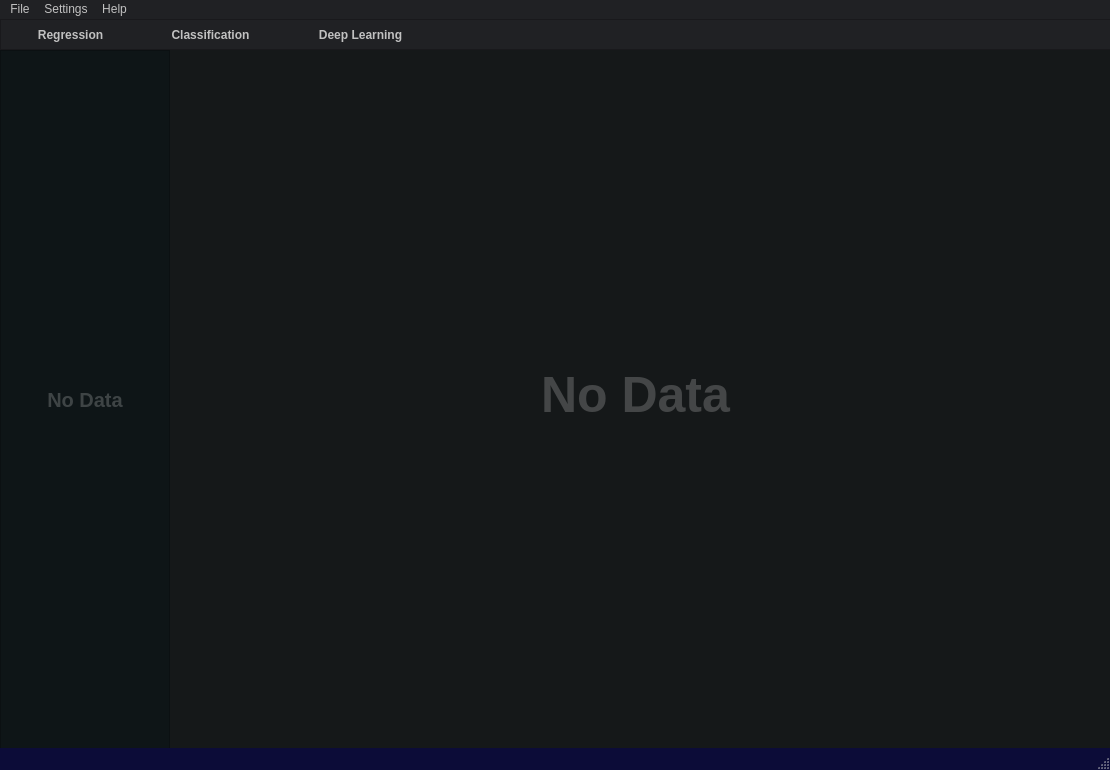
Old version of the form app/ui/mainwindow.ui in the repository S-t-0-r-m/MachineLearning.
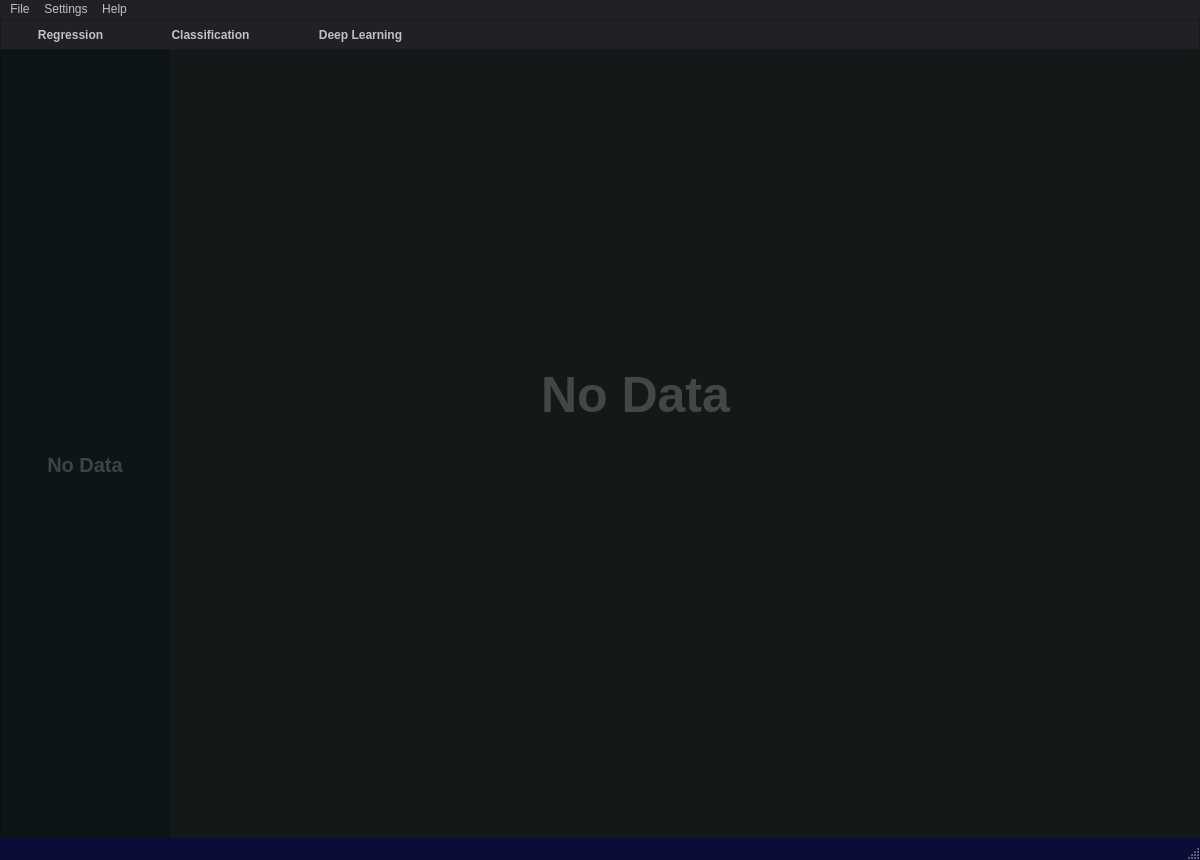
New version of the form.

```diff
--- a/app/ui/mainwindow.ui
+++ b/app/ui/mainwindow.ui
@@ -6,10 +6,22 @@
    <rect>
     <x>0</x>
     <y>0</y>
-    <width>1110</width>
-    <height>770</height>
+    <width>1200</width>
+    <height>860</height>
    </rect>
   </property>
+  <property name="minimumSize">
+   <size>
+    <width>1200</width>
+    <height>860</height>
+   </size>
+  </property>
+  <property name="sizeIncrement">
+   <size>
+    <width>0</width>
+    <height>0</height>
+   </size>
+  </property>
   <property name="windowTitle">
    <string>  Maschine Learning</string>
   </property>
@@ -25,7 +37,7 @@
      <rect>
       <x>0</x>
       <y>0</y>
-      <width>1171</width>
+      <width>1200</width>
       <height>31</height>
      </rect>
     </property>
@@ -124,7 +136,7 @@
       <x>0</x>
       <y>31</y>
       <width>170</width>
-      <height>700</height>
+      <height>830</height>
      </rect>
     </property>
     <property name="styleSheet">
@@ -158,7 +170,7 @@
     <rect>
      <x>0</x>
      <y>0</y>
-     <width>1110</width>
+     <width>1200</width>
      <height>22</height>
     </rect>
    </property>
```
